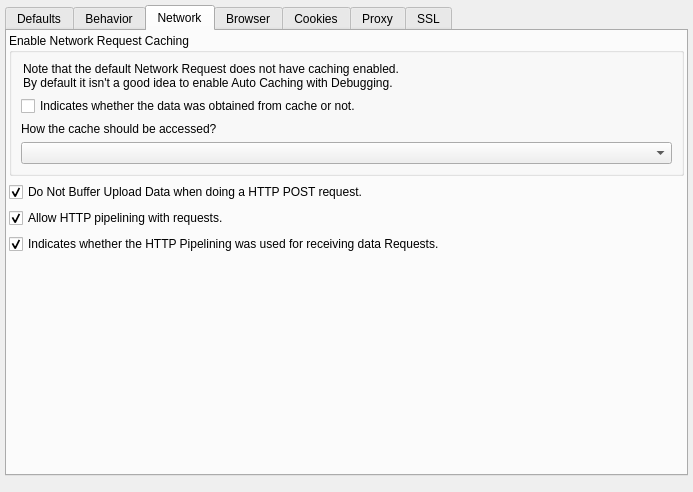
The window that src/configdialog/configdialogui.ui (HJCMS/xhtmldbg) describes before a commit, drawn with Qt 5.
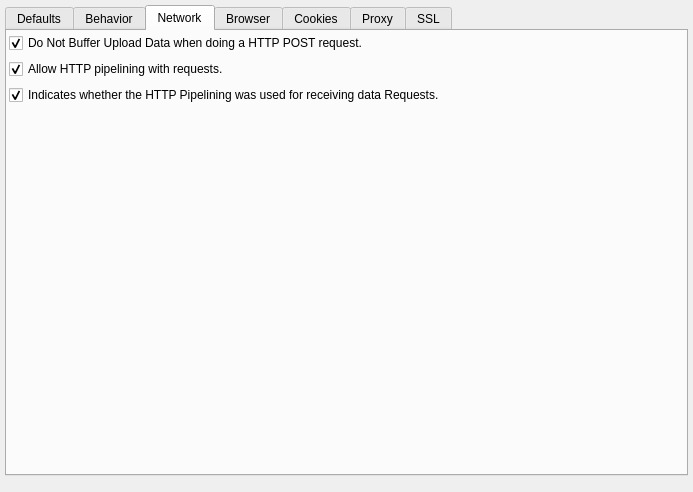
The same window after the commit. The open tabs and pages were chosen to show the change. Custom widgets are drawn as their Qt base class.

Patch:
```diff
--- a/src/configdialog/configdialogui.ui
+++ b/src/configdialog/configdialogui.ui
@@ -319,65 +319,6 @@
        <property name="margin">
         <number>2</number>
        </property>
-       <item>
-        <widget class="QGroupBox" name="CacheSaveControlAttribute">
-         <property name="title">
-          <string>Enable Network Request Caching</string>
-         </property>
-         <property name="checkable">
-          <bool>false</bool>
-         </property>
-         <property name="checked">
-          <bool>false</bool>
-         </property>
-         <layout class="QVBoxLayout" name="verticalLayout_3">
-          <item>
-           <widget class="QLabel" name="label_4">
-            <property name="text">
-             <string>Note that the default Network Request does not have caching enabled.
-By default it isn't a good idea to enable Auto Caching with Debugging.</string>
-            </property>
-            <property name="wordWrap">
-             <bool>true</bool>
-            </property>
-            <property name="indent">
-             <number>2</number>
-            </property>
-            <property name="textInteractionFlags">
-             <set>Qt::NoTextInteraction</set>
-            </property>
-           </widget>
-          </item>
-          <item>
-           <widget class="QCheckBox" name="SourceIsFromCacheAttribute">
-            <property name="text">
-             <string>Indicates whether the data was obtained from cache or not.</string>
-            </property>
-           </widget>
-          </item>
-          <item>
-           <widget class="QLabel" name="label_5">
-            <property name="text">
-             <string>How the cache should be accessed?</string>
-            </property>
-           </widget>
-          </item>
-          <item>
-           <widget class="QComboBox" name="CacheLoadControlAttribute">
-            <property name="statusTip">
-             <string notr="true"/>
-            </property>
-            <property name="whatsThis">
-             <string notr="true"/>
-            </property>
-            <property name="maxCount">
-             <number>20</number>
-            </property>
-           </widget>
-          </item>
-         </layout>
-        </widget>
-       </item>
        <item>
         <widget class="QCheckBox" name="DoNotBufferUploadDataAttribute">
          <property name="text">
```
